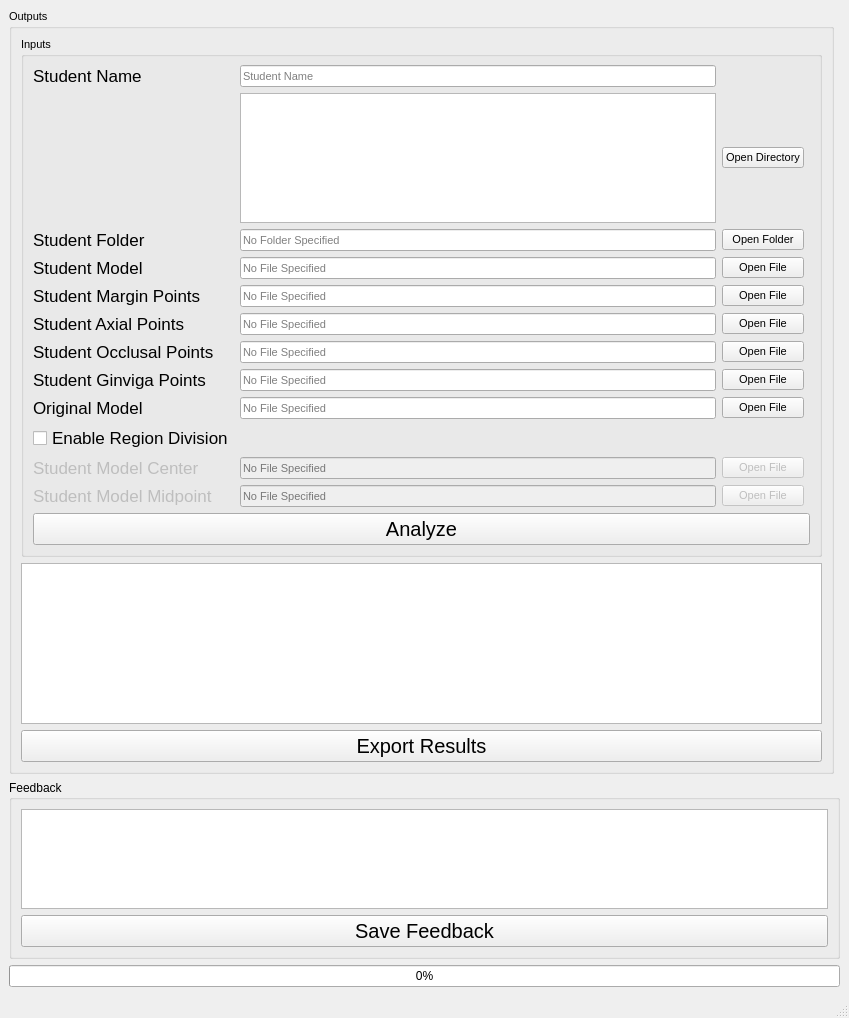
Before: the Qt Designer form mainwindow.ui in SenyangJiang/DentalAnalyzer, drawn with Qt 5.
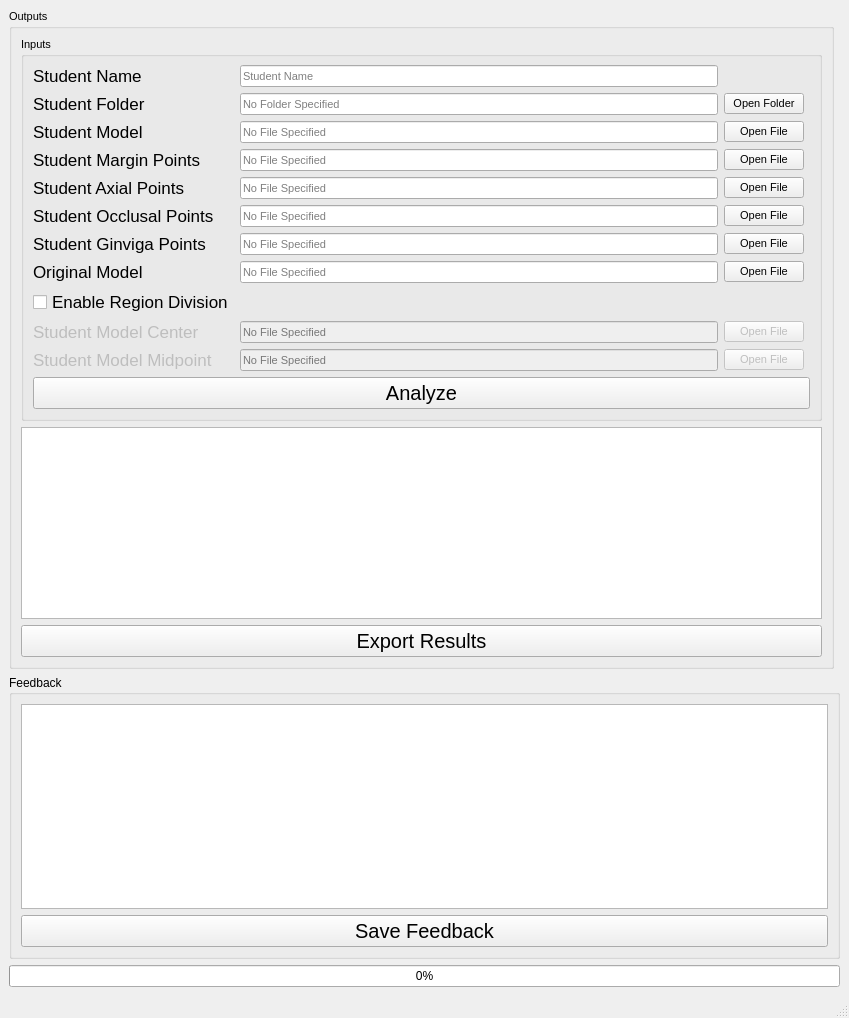
After: the same form once the commit is applied.

Commit message: remove unused margin depth results

```diff
--- a/mainwindow.ui
+++ b/mainwindow.ui
@@ -101,30 +101,23 @@
             <bool>false</bool>
            </property>
            <layout class="QGridLayout" name="gridLayout" columnstretch="0,0,0,0">
-            <item row="15" column="2">
-             <widget class="QPushButton" name="pushButtonStudentCenter">
-              <property name="enabled">
-               <bool>false</bool>
+            <item row="7" column="1">
+             <widget class="QLineEdit" name="lineEditStudentMarginPoints">
+              <property name="focusPolicy">
+               <enum>Qt::ClickFocus</enum>
               </property>
               <property name="text">
-               <string>Open File</string>
+               <string/>
               </property>
-             </widget>
-            </item>
-            <item row="0" column="0">
-             <widget class="QLabel" name="label_9">
-              <property name="font">
-               <font>
-                <family>Arial</family>
-                <pointsize>13</pointsize>
-               </font>
+              <property name="readOnly">
+               <bool>true</bool>
               </property>
-              <property name="text">
-               <string>Student Name</string>
+              <property name="placeholderText">
+               <string>No File Specified</string>
               </property>
              </widget>
             </item>
-            <item row="4" column="1">
+            <item row="3" column="1">
              <widget class="QLineEdit" name="lineEditStudentFolder">
               <property name="focusPolicy">
                <enum>Qt::ClickFocus</enum>
@@ -140,21 +133,92 @@
               </property>
              </widget>
             </item>
-            <item row="12" column="2">
+            <item row="15" column="1">
+             <widget class="QLineEdit" name="lineEditStudentMidpoint">
+              <property name="enabled">
+               <bool>false</bool>
+              </property>
+              <property name="text">
+               <string/>
+              </property>
+              <property name="readOnly">
+               <bool>true</bool>
+              </property>
+              <property name="placeholderText">
+               <string>No File Specified</string>
+              </property>
+             </widget>
+            </item>
+            <item row="7" column="2">
+             <widget class="QPushButton" name="pushButtonStudentMarginPoints">
+              <property name="text">
+               <string>Open File</string>
+              </property>
+             </widget>
+            </item>
+            <item row="0" column="0">
+             <widget class="QLabel" name="label_9">
+              <property name="font">
+               <font>
+                <family>Arial</family>
+                <pointsize>13</pointsize>
+               </font>
+              </property>
+              <property name="text">
+               <string>Student Name</string>
+              </property>
+             </widget>
+            </item>
+            <item row="8" column="0">
+             <widget class="QLabel" name="label_4">
+              <property name="font">
+               <font>
+                <family>Arial</family>
+                <pointsize>13</pointsize>
+               </font>
+              </property>
+              <property name="text">
+               <string>Student Axial Points</string>
+              </property>
+             </widget>
+            </item>
+            <item row="14" column="1">
+             <widget class="QLineEdit" name="lineEditStudentCenter">
+              <property name="enabled">
+               <bool>false</bool>
+              </property>
+              <property name="text">
+               <string/>
+              </property>
+              <property name="readOnly">
+               <bool>true</bool>
+              </property>
+              <property name="placeholderText">
+               <string>No File Specified</string>
+              </property>
+             </widget>
+            </item>
+            <item row="11" column="2">
              <widget class="QPushButton" name="pushButtonOriginalModel">
               <property name="text">
                <string>Open File</string>
               </property>
              </widget>
             </item>
-            <item row="5" column="2">
-             <widget class="QPushButton" name="pushButtonStudentModel">
+            <item row="11" column="1">
+             <widget class="QLineEdit" name="lineEditOriginalModel">
               <property name="text">
-               <string>Open File</string>
+               <string/>
+              </property>
+              <property name="readOnly">
+               <bool>true</bool>
+              </property>
+              <property name="placeholderText">
+               <string>No File Specified</string>
               </property>
              </widget>
             </item>
-            <item row="4" column="0">
+            <item row="3" column="0">
              <widget class="QLabel" name="label">
               <property name="font">
                <font>
@@ -167,36 +231,23 @@
               </property>
              </widget>
             </item>
+            <item row="14" column="0">
+             <widget class="QLabel" name="labelStudentCenter">
+              <property name="enabled">
+               <bool>false</bool>
+              </property>
+              <property name="font">
+               <font>
+                <family>Arial</family>
+                <pointsize>13</pointsize>
+               </font>
+              </property>
+              <property name="text">
+               <string>Student Model Center</string>
+              </property>
+             </widget>
+            </item>
             <item row="11" column="0">
-             <widget class="QLabel" name="label_6">
-              <property name="font">
-               <font>
-                <family>Arial</family>
-                <pointsize>13</pointsize>
-               </font>
-              </property>
-              <property name="frameShape">
-               <enum>QFrame::NoFrame</enum>
-              </property>
-              <property name="text">
-               <string>Student Ginviga Points</string>
-              </property>
-             </widget>
-            </item>
-            <item row="26" column="0" colspan="4">
-             <widget class="QPushButton" name="pushButtonAnalyze">
-              <property name="font">
-               <font>
-                <family>Arial</family>
-                <pointsize>15</pointsize>
-               </font>
-              </property>
-              <property name="text">
-               <string>Analyze</string>
-              </property>
-             </widget>
-            </item>
-            <item row="12" column="0">
              <widget class="QLabel" name="label_7">
               <property name="font">
                <font>
@@ -209,18 +260,48 @@
               </property>
              </widget>
             </item>
-            <item row="9" column="2">
+            <item row="8" column="2">
              <widget class="QPushButton" name="pushButtonStudentAxialPoints">
               <property name="text">
                <string>Open File</string>
               </property>
              </widget>
             </item>
-            <item row="16" column="0">
-             <widget class="QLabel" name="labelStudentMidpoint">
+            <item row="15" column="2">
+             <widget class="QPushButton" name="pushButtonStudentMidpoint">
               <property name="enabled">
                <bool>false</bool>
               </property>
+              <property name="text">
+               <string>Open File</string>
+              </property>
+             </widget>
+            </item>
+            <item row="25" column="0" colspan="4">
+             <widget class="QPushButton" name="pushButtonAnalyze">
+              <property name="font">
+               <font>
+                <family>Arial</family>
+                <pointsize>15</pointsize>
+               </font>
+              </property>
+              <property name="text">
+               <string>Analyze</string>
+              </property>
+             </widget>
+            </item>
+            <item row="14" column="2">
+             <widget class="QPushButton" name="pushButtonStudentCenter">
+              <property name="enabled">
+               <bool>false</bool>
+              </property>
+              <property name="text">
+               <string>Open File</string>
+              </property>
+             </widget>
+            </item>
+            <item row="7" column="0">
+             <widget class="QLabel" name="label_3">
               <property name="font">
                <font>
                 <family>Arial</family>
@@ -228,12 +309,12 @@
                </font>
               </property>
               <property name="text">
-               <string>Student Model Midpoint</string>
+               <string>Student Margin Points</string>
               </property>
              </widget>
             </item>
             <item row="9" column="0">
-             <widget class="QLabel" name="label_4">
+             <widget class="QLabel" name="label_5">
               <property name="font">
                <font>
                 <family>Arial</family>
@@ -241,55 +322,7 @@
                </font>
               </property>
               <property name="text">
-               <string>Student Axial Points</string>
-              </property>
-             </widget>
-            </item>
-            <item row="5" column="1">
-             <widget class="QLineEdit" name="lineEditStudentModel">
-              <property name="focusPolicy">
-               <enum>Qt::ClickFocus</enum>
-              </property>
-              <property name="text">
-               <string/>
-              </property>
-              <property name="readOnly">
-               <bool>true</bool>
-              </property>
-              <property name="placeholderText">
-               <string>No File Specified</string>
-              </property>
-             </widget>
-            </item>
-            <item row="11" column="1">
-             <widget class="QLineEdit" name="lineEditStudentGingivaPoints">
-              <property name="focusPolicy">
-               <enum>Qt::ClickFocus</enum>
-              </property>
-              <property name="text">
-               <string/>
-              </property>
-              <property name="readOnly">
-               <bool>true</bool>
-              </property>
-              <property name="placeholderText">
-               <string>No File Specified</string>
-              </property>
-             </widget>
-            </item>
-            <item row="9" column="1">
-             <widget class="QLineEdit" name="lineEditStudentAxialPoints">
-              <property name="focusPolicy">
-               <enum>Qt::ClickFocus</enum>
-              </property>
-              <property name="text">
-               <string/>
-              </property>
-              <property name="readOnly">
-               <bool>true</bool>
-              </property>
-              <property name="placeholderText">
-               <string>No File Specified</string>
+               <string>Student Occlusal Points</string>
               </property>
              </widget>
             </item>
@@ -300,7 +333,30 @@
               </property>
              </widget>
             </item>
-            <item row="4" column="2">
+            <item row="10" column="2">
+             <widget class="QPushButton" name="pushButtonStudentGingivaPoints">
+              <property name="text">
+               <string>Open File</string>
+              </property>
+             </widget>
+            </item>
+            <item row="15" column="0">
+             <widget class="QLabel" name="labelStudentMidpoint">
+              <property name="enabled">
+               <bool>false</bool>
+              </property>
+              <property name="font">
+               <font>
+                <family>Arial</family>
+                <pointsize>13</pointsize>
+               </font>
+              </property>
+              <property name="text">
+               <string>Student Model Midpoint</string>
+              </property>
+             </widget>
+            </item>
+            <item row="3" column="2">
              <widget class="QPushButton" name="pushButtonStudentFolder">
               <property name="text">
                <string>Open Folder</string>
@@ -322,24 +378,8 @@
               </property>
              </widget>
             </item>
-            <item row="16" column="1">
-             <widget class="QLineEdit" name="lineEditStudentMidpoint">
-              <property name="enabled">
-               <bool>false</bool>
-              </property>
-              <property name="text">
-               <string/>
-              </property>
-              <property name="readOnly">
-               <bool>true</bool>
-              </property>
-              <property name="placeholderText">
-               <string>No File Specified</string>
-              </property>
-             </widget>
-            </item>
-            <item row="8" column="1">
-             <widget class="QLineEdit" name="lineEditStudentMarginPoints">
+            <item row="4" column="1">
+             <widget class="QLineEdit" name="lineEditStudentModel">
               <property name="focusPolicy">
                <enum>Qt::ClickFocus</enum>
               </property>
@@ -354,46 +394,7 @@
               </property>
              </widget>
             </item>
-            <item row="12" column="1">
-             <widget class="QLineEdit" name="lineEditOriginalModel">
-              <property name="text">
-               <string/>
-              </property>
-              <property name="readOnly">
-               <bool>true</bool>
-              </property>
-              <property name="placeholderText">
-               <string>No File Specified</string>
-              </property>
-             </widget>
-            </item>
-            <item row="8" column="0">
-             <widget class="QLabel" name="label_3">
-              <property name="font">
-               <font>
-                <family>Arial</family>
-                <pointsize>13</pointsize>
-               </font>
-              </property>
-              <property name="text">
-               <string>Student Margin Points</string>
-              </property>
-             </widget>
-            </item>
-            <item row="14" column="0">
-             <widget class="QCheckBox" name="checkBoxDivision">
-              <property name="font">
-               <font>
-                <family>Arial</family>
-                <pointsize>13</pointsize>
-               </font>
-              </property>
-              <property name="text">
-               <string>Enable Region Division</string>
-              </property>
-             </widget>
-            </item>
-            <item row="5" column="0">
+            <item row="4" column="0">
              <widget class="QLabel" name="label_2">
               <property name="font">
                <font>
@@ -406,47 +407,7 @@
               </property>
              </widget>
             </item>
-            <item row="11" column="2">
-             <widget class="QPushButton" name="pushButtonStudentGingivaPoints">
-              <property name="text">
-               <string>Open File</string>
-              </property>
-             </widget>
-            </item>
-            <item row="8" column="2">
-             <widget class="QPushButton" name="pushButtonStudentMarginPoints">
-              <property name="text">
-               <string>Open File</string>
-              </property>
-             </widget>
-            </item>
-            <item row="15" column="0">
-             <widget class="QLabel" name="labelStudentCenter">
-              <property name="enabled">
-               <bool>false</bool>
-              </property>
-              <property name="font">
-               <font>
-                <family>Arial</family>
-                <pointsize>13</pointsize>
-               </font>
-              </property>
-              <property name="text">
-               <string>Student Model Center</string>
-              </property>
-             </widget>
-            </item>
-            <item row="16" column="2">
-             <widget class="QPushButton" name="pushButtonStudentMidpoint">
-              <property name="enabled">
-               <bool>false</bool>
-              </property>
-              <property name="text">
-               <string>Open File</string>
-              </property>
-             </widget>
-            </item>
-            <item row="10" column="1">
+            <item row="9" column="1">
              <widget class="QLineEdit" name="lineEditStudentOcclusalPoints">
               <property name="focusPolicy">
                <enum>Qt::ClickFocus</enum>
@@ -462,10 +423,10 @@
               </property>
              </widget>
             </item>
-            <item row="15" column="1">
-             <widget class="QLineEdit" name="lineEditStudentCenter">
-              <property name="enabled">
-               <bool>false</bool>
+            <item row="10" column="1">
+             <widget class="QLineEdit" name="lineEditStudentGingivaPoints">
+              <property name="focusPolicy">
+               <enum>Qt::ClickFocus</enum>
               </property>
               <property name="text">
                <string/>
@@ -478,8 +439,8 @@
               </property>
              </widget>
             </item>
-            <item row="10" column="0">
-             <widget class="QLabel" name="label_5">
+            <item row="13" column="0">
+             <widget class="QCheckBox" name="checkBoxDivision">
               <property name="font">
                <font>
                 <family>Arial</family>
@@ -487,24 +448,53 @@
                </font>
               </property>
               <property name="text">
-               <string>Student Occlusal Points</string>
+               <string>Enable Region Division</string>
               </property>
              </widget>
             </item>
-            <item row="10" column="2">
+            <item row="8" column="1">
+             <widget class="QLineEdit" name="lineEditStudentAxialPoints">
+              <property name="focusPolicy">
+               <enum>Qt::ClickFocus</enum>
+              </property>
+              <property name="text">
+               <string/>
+              </property>
+              <property name="readOnly">
+               <bool>true</bool>
+              </property>
+              <property name="placeholderText">
+               <string>No File Specified</string>
+              </property>
+             </widget>
+            </item>
+            <item row="9" column="2">
              <widget class="QPushButton" name="pushButtonStudentOcclusalPoints">
               <property name="text">
                <string>Open File</string>
               </property>
              </widget>
             </item>
-            <item row="3" column="1">
-             <widget class="QListWidget" name="listWidget"/>
+            <item row="10" column="0">
+             <widget class="QLabel" name="label_6">
+              <property name="font">
+               <font>
+                <family>Arial</family>
+                <pointsize>13</pointsize>
+               </font>
+              </property>
+              <property name="frameShape">
+               <enum>QFrame::NoFrame</enum>
+              </property>
+              <property name="text">
+               <string>Student Ginviga Points</string>
+              </property>
+             </widget>
             </item>
-            <item row="3" column="2">
-             <widget class="QPushButton" name="pushButtonOpenDirectory">
+            <item row="4" column="2">
+             <widget class="QPushButton" name="pushButtonStudentModel">
               <property name="text">
-               <string>Open Directory</string>
+               <string>Open File</string>
               </property>
              </widget>
             </item>
```
The commit also changes 4 other files.
